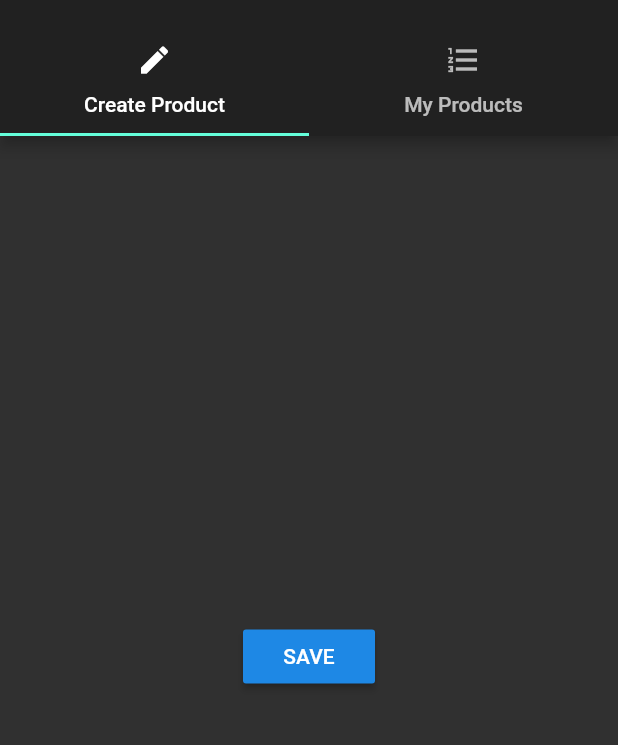
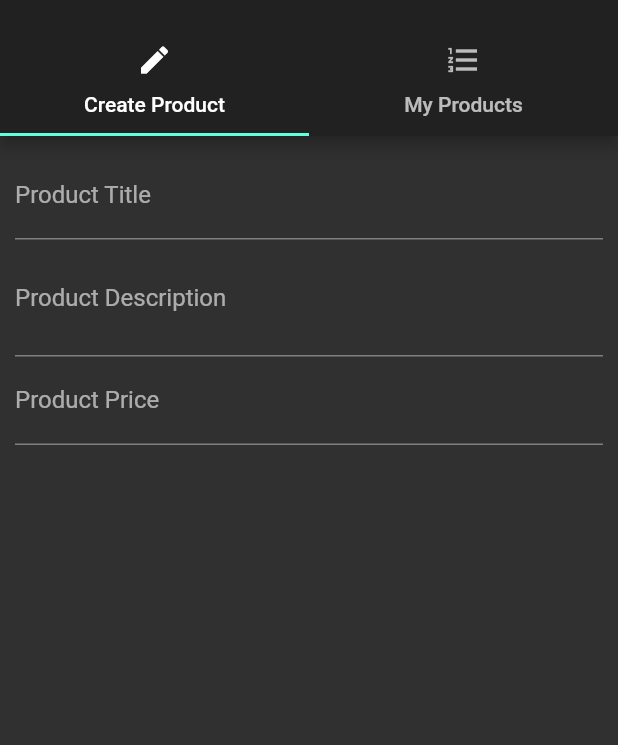
Before and after one commit to AllanJone/flutter_course, a Flutter app: the ProductsAdminPage screen opened by its route, on a phone screen of 412 x 824 dp, the part 59-804 px from its top. Run offline on Flutter 3.47's test engine with Material 2 defaults, Android fonts, the phone set to English and light mode, and no system bars.

Commit message:
Added input forms in create product -- incomplete

```diff
--- a/lib/pages/product_create.dart
+++ b/lib/pages/product_create.dart
@@ -1,21 +1,50 @@
 import 'package:flutter/material.dart';
 
-class ProductCreatePage extends StatelessWidget {
+class ProductCreatePage extends StatefulWidget {
+  @override
+  _ProductCreatePageState createState() => _ProductCreatePageState();
+}
+
+class _ProductCreatePageState extends State<ProductCreatePage> {
+  String titleValue = '';
+  String descriptionValue = '';
+  double priceValue = 0.0;
+
   @override
   Widget build(BuildContext context) {
     return Container(
-      child: Center(
-        child: RaisedButton(
-            child: Text('SAVE'),
-            onPressed: () {
-              showModalBottomSheet(
-                  context: context,
-                  builder: (BuildContext context) {
-                    return Center(
-                      child: Text('This is Modal'),
-                    );
-                  });
-            }),
+      margin: EdgeInsets.all(10.0),
+      child: Column(
+        children: <Widget>[
+          TextField(
+            decoration: InputDecoration(
+              labelText: 'Product Title',
+            ),
+            onChanged: (String value) {
+              setState(() {
+                titleValue = value;
+              });
+            },
+          ),
+          TextField(
+            decoration: InputDecoration(labelText: 'Product Description'),
+            maxLines: 2,
+            onChanged: (String value) {
+              setState(() {
+                descriptionValue = value;
+              });
+            },
+          ),
+          TextField(
+            decoration: InputDecoration(labelText: 'Product Price'),
+            keyboardType: TextInputType.number,
+            onChanged: (String value) {
+              setState(() {
+                priceValue = double.parse(value);
+              });
+            },
+          ),
+        ],
       ),
     );
   }
```
